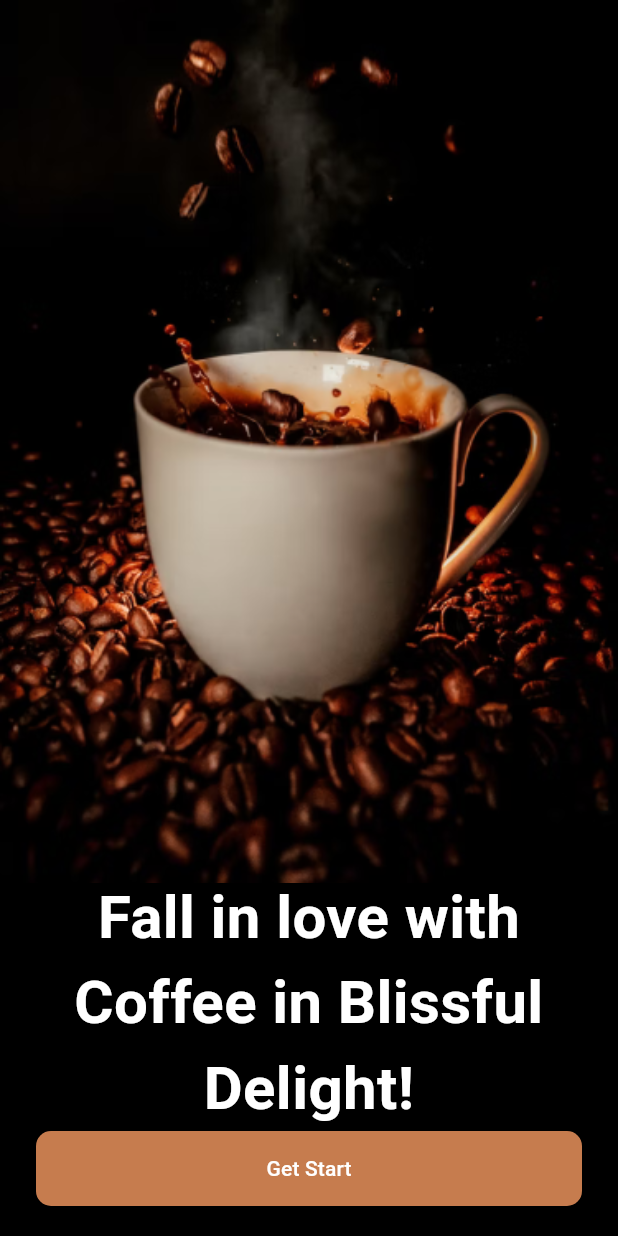
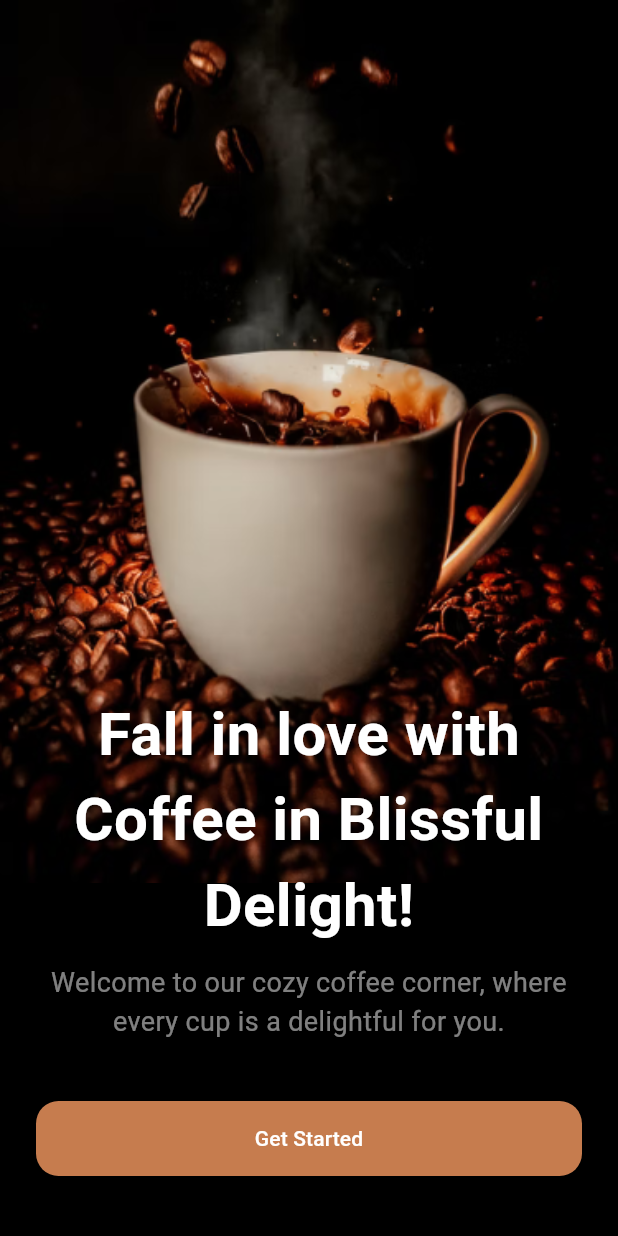
Before and after one commit to MgKyawLay/coffee, a Flutter app: the screen it shows after launch, on a phone screen of 412 x 824 dp. Run offline on Flutter 3.47's test engine with Material 3 defaults, Android fonts, the phone set to English and light mode, and no system bars.

```diff
--- a/lib/main.dart
+++ b/lib/main.dart
@@ -1,3 +1,5 @@
+import 'package:coffee/assets/colors.dart';
+import 'package:coffee/view/main_screen.dart';
 import 'package:coffee/view/on_boarding_screen.dart';
 import 'package:flutter/material.dart';
 
@@ -12,12 +14,20 @@ class MyApp extends StatelessWidget {
   @override
   Widget build(BuildContext context) {
     return MaterialApp(
+      initialRoute: '/',
+      routes:{
+        '/' : (BuildContext context) => OnBoardingScreen(),
+        '/main': (BuildContext context) => MainScreen(),
+      },
       title: 'Flutter Demo',
       theme: ThemeData(
         primaryColor: const Color(0xFFC67C4E),
+        bottomNavigationBarTheme: BottomNavigationBarThemeData(
+          selectedIconTheme: IconThemeData(color: AppColors.primary),
+          selectedLabelStyle: TextStyle(color: AppColors.primary)
+        ),
         useMaterial3: true,
       ),
-      home: OnBoardingScreen(),
     );
   }
 }
--- a/lib/view/on_boarding_screen.dart
+++ b/lib/view/on_boarding_screen.dart
@@ -2,6 +2,8 @@ import 'package:coffee/assets/colors.dart';
 import 'package:flutter/material.dart';
 
 class OnBoardingScreen extends StatelessWidget {
+
+
   @override
   Widget build(BuildContext context) {
     return Scaffold(
@@ -34,26 +36,38 @@ class OnBoardingScreen extends StatelessWidget {
                   fontWeight: FontWeight.bold,
                 ),
               ),
+              SizedBox(height: 10,),
+              Container(
+                padding: EdgeInsets.symmetric(horizontal: 20),
+                child: Text("Welcome to our cozy coffee corner, where every cup is a delightful for you.", textAlign: TextAlign.center,
+                  style: TextStyle(
+                    color: Colors.white.withOpacity(0.5),
+                    fontSize: 18,
+                    // fontWeight: FontWeight.bold,
+                  ),
+                ),
+              ),
+              SizedBox(height: 40,),
               Container(
                 padding: EdgeInsets.symmetric(horizontal: 24),
                 width: double.infinity,
                 height: 50,
                 child: ElevatedButton(
                   onPressed: () {
-                    print("continue");
+                    Navigator.pushReplacementNamed(context, '/main');
                   },
                   child: const Text(
-                    "Get Start",
+                    "Get Started",
                     style: TextStyle(color: Colors.white),
                   ),
                   style: ElevatedButton.styleFrom(
                       backgroundColor: AppColors.primary,
                       shape: RoundedRectangleBorder(
-                          borderRadius: BorderRadius.circular(10))),
+                          borderRadius: BorderRadius.circular(15))),
                 ),
               ),
               SizedBox(
-                height: 20,
+                height: 40,
               )
             ],
           ),
```
Also changed, not shown: lib/view/home_screen.dart (added, +13 -0 lines), lib/view/main_screen.dart (added, +35 -0 lines).
